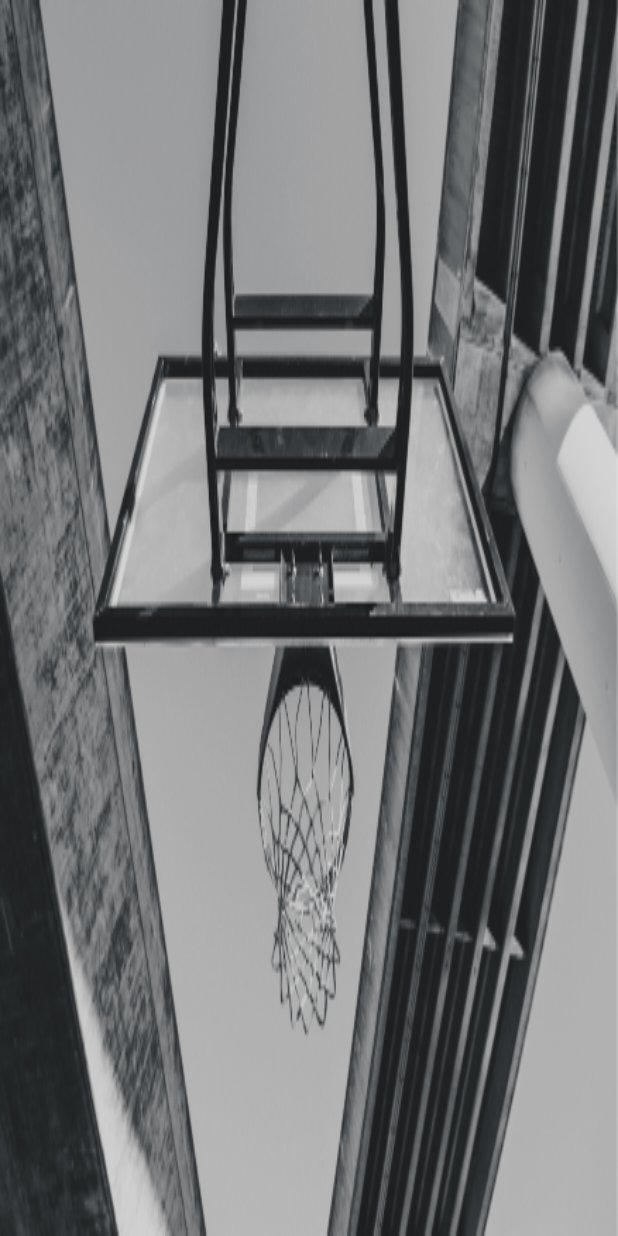
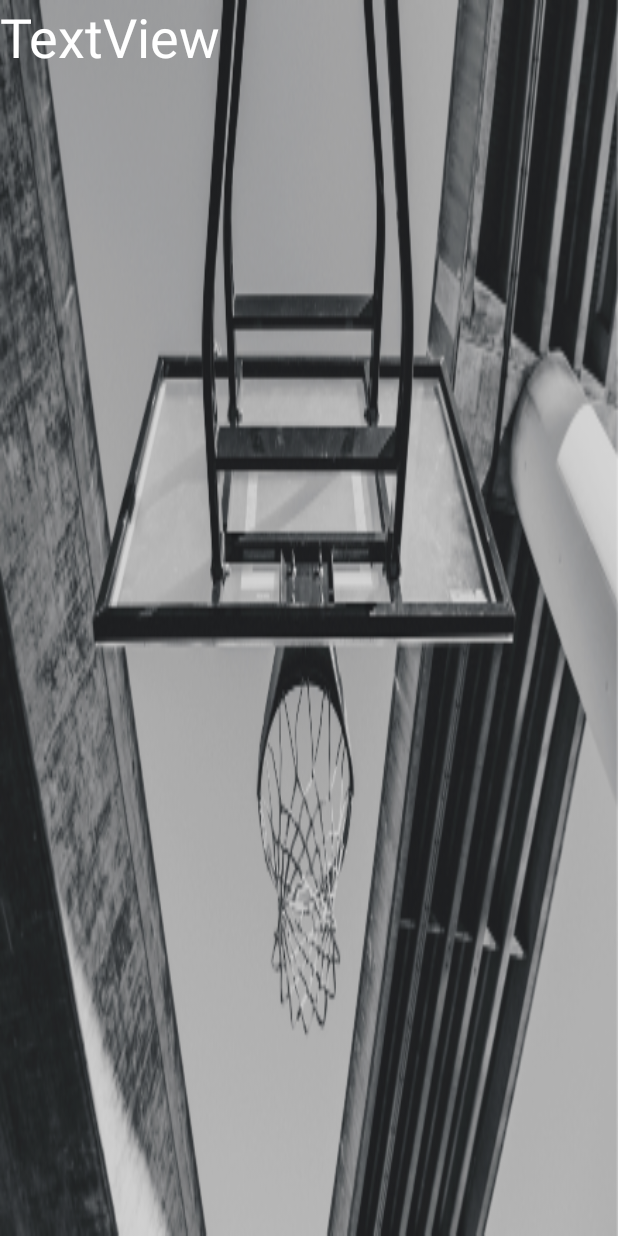
Before and after one commit to MattMiss/KotlinFragments, an Android app: the layout fragment_a.xml on its own in the app's theme, with its tools: preview values and no code run, on a phone screen of 412 x 824 dp. Run offline under Robolectric (Android 15) with nearby library versions, the phone set to English and light mode, and no system bars.

Commit message:
Added TextView

```diff
--- a/app/src/main/res/layout/fragment_a.xml
+++ b/app/src/main/res/layout/fragment_a.xml
@@ -9,5 +9,10 @@
             android:scaleType="centerCrop"
             android:layout_width="match_parent"
             android:layout_height="match_parent" android:background="@drawable/beginnerballerbg"/>
+    <TextView
+            android:text="TextView"
+            android:layout_width="282dp"
+            android:layout_height="350dp" android:id="@+id/textView" android:textSize="36sp"
+            android:textColor="#FFFFFF"/>
 
 </FrameLayout>
```
